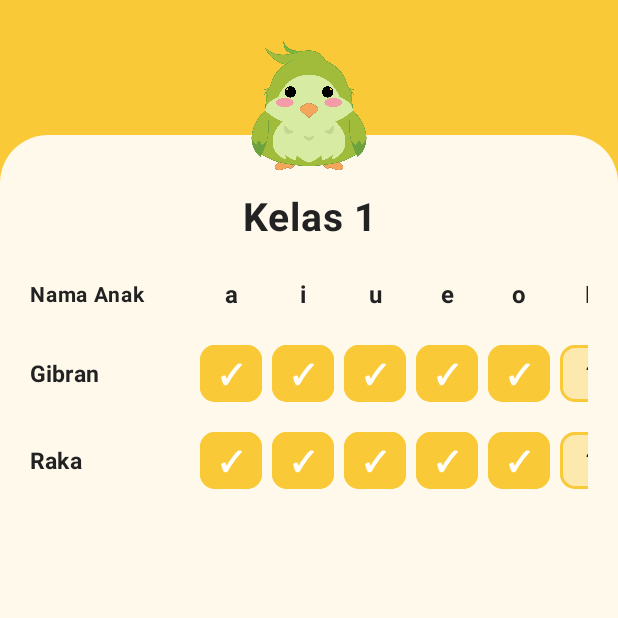
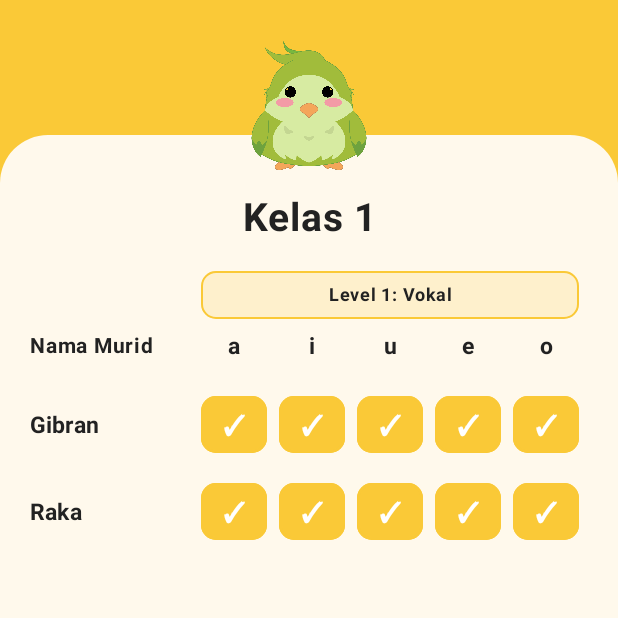
Before and after one commit to javamaulana/Satu-Mobile, an Android app built with Jetpack Compose: the composable PetaMatrixSummaryScreen shown on its own in the app's theme, on a phone screen of 412 x 824 dp, the top half of it. Run offline under Robolectric (Android 15) with nearby library versions, the phone set to English and light mode, and no system bars.

Commit message:
feat: level-segmented Peta Matrix (Vokal, Konsonan, 1 & 2 Suku Kata) and clear 7-day progress report

```diff
--- a/app/src/main/java/com/lomba/satu/ui/screens/PetaMatrixSummaryScreen.kt
+++ b/app/src/main/java/com/lomba/satu/ui/screens/PetaMatrixSummaryScreen.kt
@@ -30,21 +30,56 @@ fun PetaMatrixSummaryScreen(
 ) {
     val coroutineScope = rememberCoroutineScope()
     var titleName by remember { mutableStateOf(ApiService.currentClassroomName) }
-    var soundsList by remember { mutableStateOf(listOf("a", "i", "u", "e", "o", "F", "H", "M")) }
     var studentsList by remember { mutableStateOf(SampleData.classes.first().students) }
     var isLoading by remember { mutableStateOf(true) }
     var activeToast by remember { mutableStateOf<ToastBannerData?>(null) }
 
-    val themeColor = if (role == AppRole.GURU) PrimaryYellow else PrimaryOrange
+    val themeColor = PrimaryYellow
+
+    val level1Sounds = remember { listOf("a", "i", "u", "e", "o") }
+    val level2Sounds = remember { listOf("f", "h", "m", "w", "y") }
+    val level3Sounds = remember { listOf("fa", "ha", "ma", "wa", "ya") }
+    val level4Sounds = remember { listOf("fafa", "haha", "mama", "wawa", "yaya") }
+
+    val hasLevel2Touched = remember(studentsList) {
+        studentsList.any { st ->
+            level2Sounds.any { s -> (st.vowelsProgress[s] ?: (st.vowelsProgress[s.uppercase()] ?: VowelStatus.NOT_STARTED)) != VowelStatus.NOT_STARTED } ||
+            level1Sounds.all { s -> (st.vowelsProgress[s] ?: VowelStatus.NOT_STARTED) == VowelStatus.MASTERED }
+        }
+    }
+
+    val hasLevel3Touched = remember(studentsList) {
+        studentsList.any { st ->
+            level3Sounds.any { s -> (st.vowelsProgress[s] ?: VowelStatus.NOT_STARTED) != VowelStatus.NOT_STARTED }
+        }
+    }
+
+    val hasLevel4Touched = remember(studentsList) {
+        studentsList.any { st ->
+            level4Sounds.any { s -> (st.vowelsProgress[s] ?: VowelStatus.NOT_STARTED) != VowelStatus.NOT_STARTED }
+        }
+    }
+
+    val activeLevels = remember(hasLevel2Touched, hasLevel3Touched, hasLevel4Touched) {
+        buildList {
+            add("Level 1: Vokal" to level1Sounds)
+            if (hasLevel2Touched) add("Level 2: Konsonan" to level2Sounds)
+            if (hasLevel3Touched) add("Level 3: 1 Suku Kata" to level3Sounds)
+            if (hasLevel4Touched) add("Level 4: 2 Suku Kata" to level4Sounds)
+        }
+    }
+
+    val activeSounds = remember(activeLevels) {
+        activeLevels.flatMap { it.second }
+    }
 
     fun reloadMatrix() {
         coroutineScope.launch {
             isLoading = true
             try {
                 if (role == AppRole.GURU && ApiService.teacherToken != null) {
-                    val (cName, sArr, sList) = ApiService.fetchClassSoundsMatrix()
+                    val (cName, _, sList) = ApiService.fetchClassSoundsMatrix()
                     titleName = cName
-                    if (sArr.isNotEmpty()) soundsList = sArr
                     if (sList.isNotEmpty()) studentsList = sList
                 }
             } catch (_: Exception) {
@@ -80,28 +115,55 @@ fun PetaMatrixSummaryScreen(
                             .fillMaxSize()
                             .horizontalScroll(horizontalScrollState)
                     ) {
-                        // Header row of sound items (a, i, u, e, o, F, H, M...)
+                        // Level Header Row
                         Row(
-                            modifier = Modifier
-                                .padding(vertical = 8.dp),
+                            modifier = Modifier.padding(top = 4.dp, bottom = 6.dp),
+                            verticalAlignment = Alignment.CenterVertically
+                        ) {
+                            Spacer(modifier = Modifier.width(110.dp))
+
+                            activeLevels.forEach { (levelTitle, sounds) ->
+                                Surface(
+                                    shape = RoundedCornerShape(10.dp),
+                                    color = themeColor.copy(alpha = 0.18f),
+                                    border = BorderStroke(1.dp, themeColor),
+                                    modifier = Modifier
+                                        .width((sounds.size * 52).dp)
+                                        .padding(horizontal = 4.dp)
+                                ) {
+                                    Text(
+                                        text = levelTitle,
+                                        fontSize = 12.sp,
+                                        fontWeight = FontWeight.Bold,
+                                        color = TextPrimary,
+                                        textAlign = TextAlign.Center,
+                                        modifier = Modifier.padding(vertical = 4.dp)
+                                    )
+                                }
+                            }
+                        }
+
+                        // Sound Header Row
+                        Row(
+                            modifier = Modifier.padding(bottom = 8.dp),
                             verticalAlignment = Alignment.CenterVertically
                         ) {
                             Text(
-                                text = "Nama Anak",
+                                text = "Nama Murid",
                                 modifier = Modifier.width(110.dp),
                                 fontSize = 14.sp,
                                 fontWeight = FontWeight.Bold,
                                 color = TextPrimary
                             )
 
-                            soundsList.forEach { sound ->
+                            activeSounds.forEach { sound ->
                                 Text(
                                     text = sound,
-                                    modifier = Modifier.width(48.dp),
+                                    modifier = Modifier.width(52.dp),
                                     textAlign = TextAlign.Center,
-                                    fontSize = 16.sp,
+                                    fontSize = 15.sp,
                                     fontWeight = FontWeight.Bold,
-                                    color = if (role == AppRole.WALI_MURID) PrimaryOrange else TextPrimary
+                                    color = TextPrimary
                                 )
                             }
                         }
@@ -127,11 +189,14 @@ fun PetaMatrixSummaryScreen(
                                         modifier = Modifier.width(110.dp),
                                         fontSize = 15.sp,
                                         fontWeight = FontWeight.Bold,
-                                        color = if (role == AppRole.WALI_MURID) PrimaryOrange else TextPrimary
+                                        color = TextPrimary
                                     )
 
-                                    soundsList.forEach { sound ->
-                                        val currentStatus = student.vowelsProgress[sound] ?: VowelStatus.NOT_STARTED
+                                    activeSounds.forEach { sound ->
+                                        val soundKey = sound.lowercase()
+                                        val soundKeyUpper = sound.uppercase()
+                                        val currentStatus = student.vowelsProgress[soundKey]
+                                            ?: (student.vowelsProgress[soundKeyUpper] ?: VowelStatus.NOT_STARTED)
                                         val isMastered = currentStatus == VowelStatus.MASTERED
                                         val isPracticing = currentStatus == VowelStatus.PRACTICING
 
@@ -144,9 +209,9 @@ fun PetaMatrixSummaryScreen(
                                             },
                                             border = BorderStroke(1.5.dp, themeColor),
                                             modifier = Modifier
-                                                .width(48.dp)
+                                                .width(52.dp)
                                                 .height(38.dp)
-                                                .padding(horizontal = 3.dp)
+                                                .padding(horizontal = 4.dp)
                                         ) {
                                             Box(
                                                 modifier = Modifier.fillMaxSize(),
```
Also changed, not shown: app/src/main/java/com/lomba/satu/ui/screens/ReportStudentScreen.kt (+65 -59 lines).
